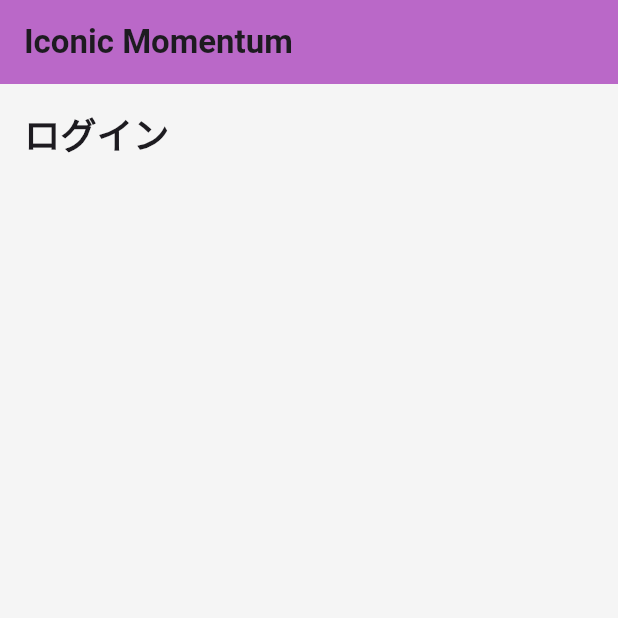
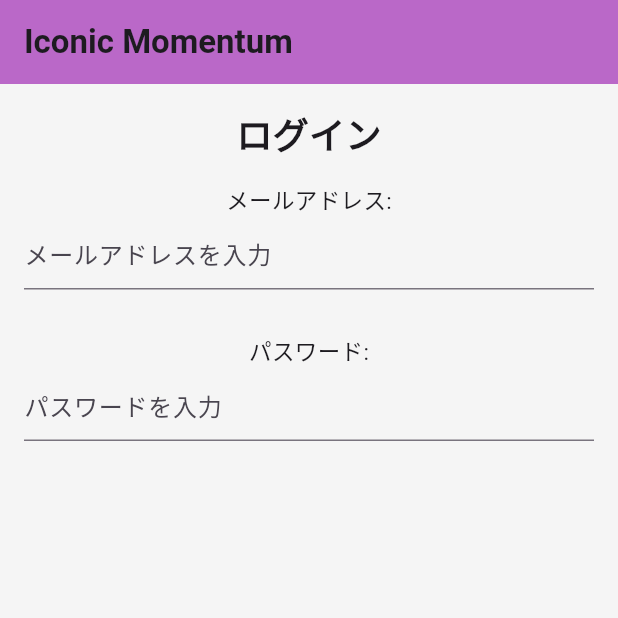
Before and after one commit to rikut0904/iconic_momentum, a Flutter app: the screen it shows after launch, on a phone screen of 412 x 824 dp, the top half of it. Run offline on Flutter 3.47's test engine with Material 3 defaults, Android fonts, the phone set to English and light mode, and no system bars; our stand-ins replace firebase_auth, firebase_core, flutter_hooks, flutter_riverpod, table_calendar; accounts and stored records are empty.

Commit message:
ログイン機能途中

```diff
--- a/lib/BottomNavigatinBar/bottom_navigation_bar.dart
+++ b/lib/BottomNavigatinBar/bottom_navigation_bar.dart
@@ -48,9 +48,7 @@ class BottonRoot extends ConsumerWidget {
               }));
     } else {
       return const Scaffold(
-        body: LoginPage(
-        LoginList: [],
-      )
+        body: LoginPage()
       );
     }
   }
--- a/lib/BottomNavigatinBar/login_page.dart
+++ b/lib/BottomNavigatinBar/login_page.dart
@@ -1,28 +1,21 @@
+import 'package:firebase_auth/firebase_auth.dart';
+import 'package:firebase_core/firebase_core.dart';
 import 'package:flutter/material.dart';
-
-class LoginItem {
-  final String name;
-  final String mail;
-
-  LoginItem({
-    required this.name,
-    required this.mail,
-  });
-}
 
 class LoginPage extends StatefulWidget {
   // ignore: non_constant_identifier_names
-  const LoginPage({super.key, required this.LoginList});
-  // ignore: non_constant_identifier_names
-  final List<LoginItem> LoginList;
+  const LoginPage({super.key});
 
   @override
   State<LoginPage> createState() => _LoginPage();
 }
 
 class _LoginPage extends State<LoginPage> {
-  // ignore: unused_element, non_constant_identifier_names
-  void _Login(BuildContext context) {}
+  String infoText = "";
+  final TextEditingController name = TextEditingController();
+  final TextEditingController email = TextEditingController();
+  final TextEditingController password = TextEditingController();
+  bool _isObscure = true;
 
   @override
   Widget build(BuildContext context) {
@@ -34,16 +27,42 @@ class _LoginPage extends State<LoginPage> {
         ),
         backgroundColor: Colors.purple[300],
       ),
-      body: const Padding(
-        padding: EdgeInsets.all(16.0),
+      body: Padding(
+        padding: const EdgeInsets.all(16.0),
         child: Column(
           crossAxisAlignment: CrossAxisAlignment.center,
-          children: [
-            Text(
+          children: <Widget>[
+            const Text(
               'ログイン',
               style: TextStyle(fontSize: 24, fontWeight: FontWeight.bold),
             ),
-            SizedBox(height: 16),
+            const SizedBox(height: 16),
+            const Text(
+              'メールアドレス:',
+              style: TextStyle(
+                fontSize: 15,
+              ),
+            ),
+            TextField(
+              controller: email,
+              decoration: const InputDecoration(hintText: 'メールアドレスを入力'),
+            ),
+            const SizedBox(height: 30),
+            const Text(
+              'パスワード:',
+              style: TextStyle(
+                fontSize: 15,
+              ),
+            ),
+            TextField(
+                controller: password,
+                decoration: const InputDecoration(
+                  hintText: 'パスワードを入力',
+
+                ),
+                obscureText: true
+                ),
+            const SizedBox(height: 30),
           ],
         ),
       ),
--- a/lib/main.dart
+++ b/lib/main.dart
@@ -1,3 +1,5 @@
+import 'package:firebase_auth/firebase_auth.dart';
+import 'package:firebase_core/firebase_core.dart';
 import 'package:flutter/material.dart';
 import 'package:flutter_riverpod/flutter_riverpod.dart';
 import 'package:iconic_momentum/BottomNavigatinBar/bottom_navigation_bar.dart';
```
Also changed, not shown: 1 other file.
